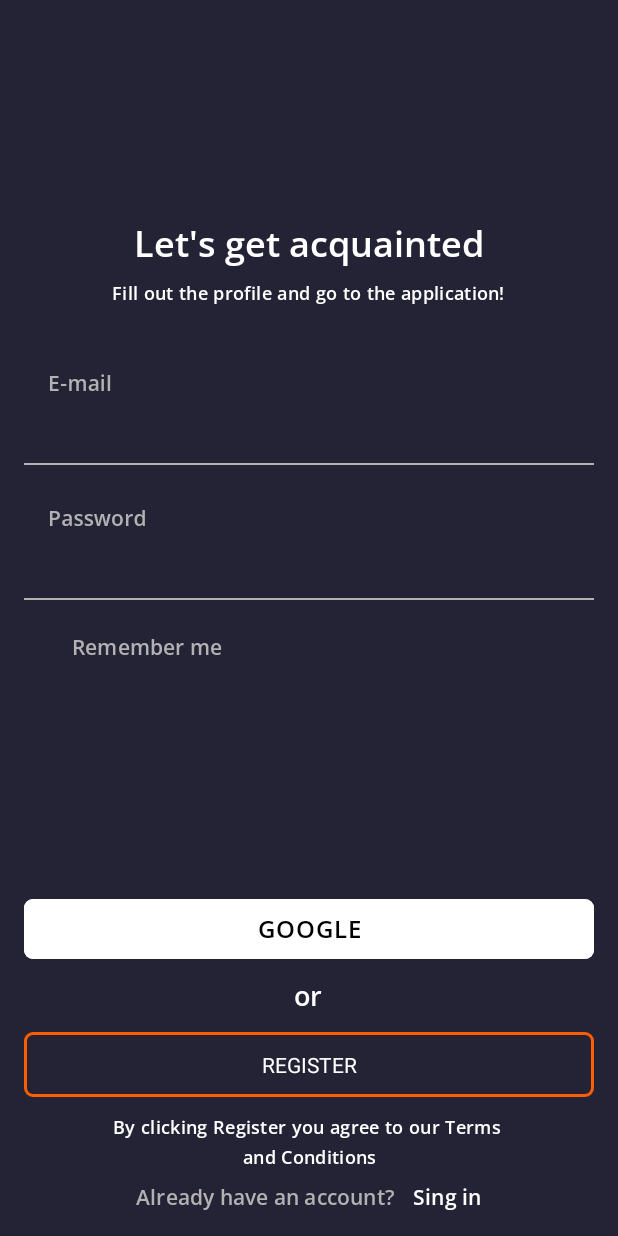
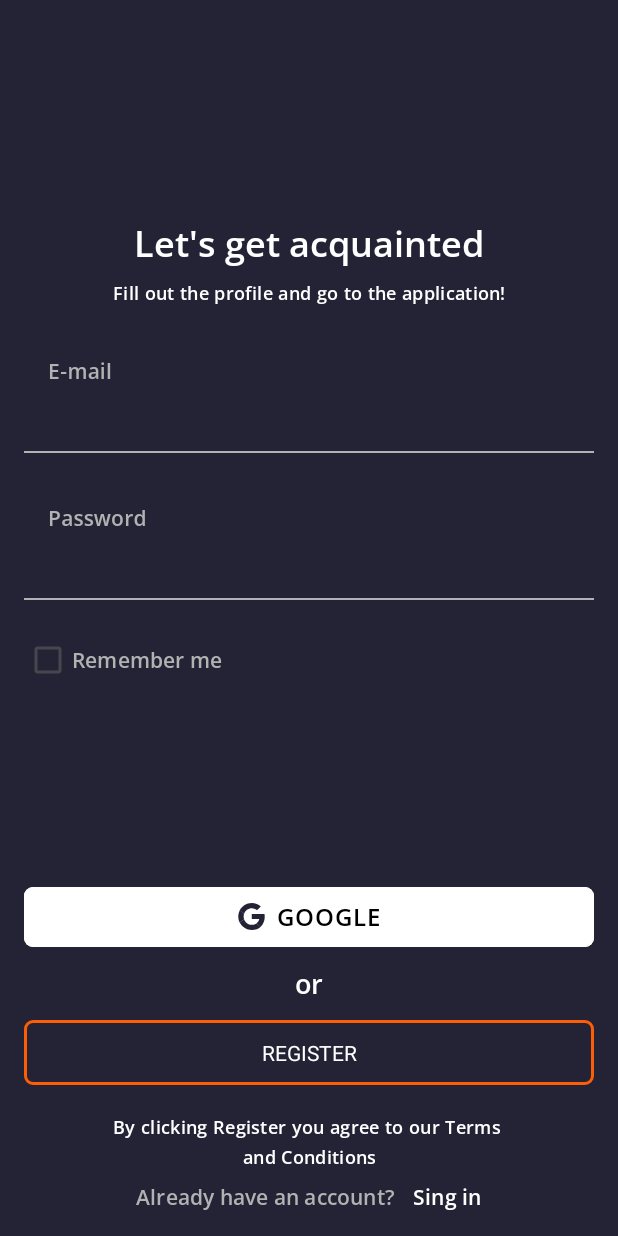
Before and after one commit to Pl-Alex/Assignment1_Shpp, an Android app: the screen it shows after launch (AuthActivity), on a phone screen of 412 x 824 dp. Run offline under Robolectric (Android 15) with nearby library versions, the phone set to English and light mode, and no system bars.

Commit message:
- Migration of layouts to constraintlayout - Some activities refactoring - Added icon to google button_register

```diff
--- a/app/src/main/res/layout/auth_activity.xml
+++ b/app/src/main/res/layout/auth_activity.xml
@@ -1,76 +1,90 @@
 <?xml version="1.0" encoding="utf-8"?>
-<RelativeLayout xmlns:android="http://schemas.android.com/apk/res/android"
+<androidx.constraintlayout.widget.ConstraintLayout xmlns:android="http://schemas.android.com/apk/res/android"
     xmlns:app="http://schemas.android.com/apk/res-auto"
-    xmlns:tools="http://schemas.android.com/tools"
     android:layout_width="match_parent"
     android:layout_height="match_parent"
     android:background="?attr/colorPrimary">
 
-    <RelativeLayout
-        android:id="@+id/group_labels"
-        android:layout_width="match_parent"
+    <androidx.constraintlayout.widget.Guideline
+        android:id="@+id/topGuideline"
+        android:layout_width="wrap_content"
         android:layout_height="wrap_content"
-        android:layout_marginHorizontal="@dimen/auth_primary_margin"
-        android:layout_marginTop="145dp">
+        android:orientation="horizontal"
+        app:layout_constraintGuide_begin="@dimen/auth_layout_margin" />
+
+    <androidx.constraintlayout.widget.Guideline
+        android:id="@+id/bottomGuideline"
+        android:layout_width="wrap_content"
+        android:layout_height="wrap_content"
+        android:orientation="horizontal"
+        app:layout_constraintGuide_end="@dimen/auth_layout_margin" />
+
+    <androidx.constraintlayout.widget.Guideline
+        android:id="@+id/leftGuideline"
+        android:layout_width="wrap_content"
+        android:layout_height="wrap_content"
+        android:orientation="vertical"
+        app:layout_constraintGuide_begin="@dimen/auth_layout_margin" />
+
+    <androidx.constraintlayout.widget.Guideline
+        android:id="@+id/rightGuideline"
+        android:layout_width="wrap_content"
+        android:layout_height="wrap_content"
+        android:orientation="vertical"
+        app:layout_constraintGuide_end="@dimen/auth_layout_margin" />
 
     <TextView
         android:id="@+id/textView_label1"
         android:layout_width="wrap_content"
         android:layout_height="wrap_content"
-            android:layout_centerHorizontal="true"
-            android:layout_marginBottom="@dimen/auth_secondary_margin"
+        android:layout_marginTop="@dimen/auth_label1_top_margin"
         android:text="@string/auth_activity_lets_get_acquainted"
-
         android:textAppearance="?attr/textAppearanceHeadlineMedium"
-            android:textColor="?attr/colorOnPrimary" />
+        android:textColor="?attr/colorOnPrimary"
+        app:layout_constraintEnd_toEndOf="parent"
+        app:layout_constraintStart_toStartOf="parent"
+        app:layout_constraintTop_toTopOf="parent" />
 
     <TextView
-            android:id="@+id/textView_tip1"
+        android:id="@+id/textView_label2"
         android:layout_width="wrap_content"
         android:layout_height="wrap_content"
-            android:layout_below="@id/textView_label1"
-            android:layout_centerHorizontal="true"
+        android:layout_marginTop="@dimen/auth_label2_top_margin"
         android:text="@string/auth_activity_fill_out_the_profile_tip"
-
         android:textAppearance="?attr/textAppearanceBodyMedium"
-            android:textColor="?attr/colorOnPrimary" />
-    </RelativeLayout>
-
-    <RelativeLayout
-
-        android:id="@+id/group_inputs"
-        android:layout_width="match_parent"
-        android:layout_height="wrap_content"
-        android:layout_below="@id/group_labels"
-        android:layout_margin="@dimen/auth_primary_margin"
-        android:layout_marginTop="@dimen/auth_tertiary_margin">
-
+        android:textColor="?attr/colorOnPrimary"
+        app:layout_constraintEnd_toEndOf="@id/textView_label1"
+        app:layout_constraintStart_toStartOf="@id/textView_label1"
+        app:layout_constraintTop_toBottomOf="@id/textView_label1" />
 
     <com.google.android.material.textfield.TextInputLayout
         android:id="@+id/inputLayout_email"
         style="?attr/textInputFilledStyle"
-            android:layout_width="match_parent"
+        android:layout_width="0dp"
         android:layout_height="wrap_content"
+        android:layout_marginTop="@dimen/auth_inputLayout_email_top_margin"
         android:hint="@string/auth_activity_email"
         android:inputType="textEmailAddress"
 
         android:textColorHint="?attr/colorOutline"
         app:boxBackgroundColor="?attr/colorPrimary"
         app:boxStrokeColor="?attr/colorOutline"
-
         app:boxStrokeWidthFocused="1dp"
 
         app:errorIconDrawable="@null"
         app:expandedHintEnabled="false"
         app:hintAnimationEnabled="false"
         app:hintTextAppearance="?attr/textAppearanceLabelSmall"
-            app:hintTextColor="?attr/colorOutline">
+        app:hintTextColor="?attr/colorOutline"
+
+        app:layout_constraintEnd_toEndOf="@id/rightGuideline"
+        app:layout_constraintStart_toStartOf="@id/leftGuideline"
+        app:layout_constraintTop_toBottomOf="@id/textView_label2">
 
         <com.google.android.material.textfield.TextInputEditText
             android:id="@+id/inputEditText_email"
             android:layout_width="match_parent"
-                android:layout_height="wrap_content"
-                android:layout_marginTop="@dimen/auth_primary_margin"
+            android:layout_height="match_parent"
             android:lines="1"
             android:paddingTop="@dimen/auth_editText_padding"
             android:textAppearance="?attr/textAppearanceLabelLarge"
@@ -81,9 +95,9 @@
     <com.google.android.material.textfield.TextInputLayout
         android:id="@+id/inputLayout_password"
         style="?attr/textInputFilledStyle"
-            android:layout_width="match_parent"
+        android:layout_width="0dp"
         android:layout_height="wrap_content"
-            android:layout_below="@id/inputLayout_email"
+        android:layout_marginTop="@dimen/auth_inputLayout_password_top_margin"
         android:hint="@string/auth_activity_password"
 
         android:inputType="textPassword"
@@ -98,13 +112,16 @@
         app:expandedHintEnabled="false"
         app:hintAnimationEnabled="false"
         app:hintTextAppearance="?attr/textAppearanceLabelSmall"
-            app:hintTextColor="?attr/colorOutline">
+        app:hintTextColor="?attr/colorOutline"
+
+        app:layout_constraintEnd_toEndOf="@id/rightGuideline"
+        app:layout_constraintStart_toStartOf="@id/leftGuideline"
+        app:layout_constraintTop_toBottomOf="@id/inputLayout_email">
 
         <com.google.android.material.textfield.TextInputEditText
             android:id="@+id/inputEditText_password"
             android:layout_width="match_parent"
-                android:layout_height="wrap_content"
-                android:layout_marginTop="@dimen/auth_primary_margin"
+            android:layout_height="match_parent"
             android:lines="1"
             android:paddingTop="@dimen/auth_editText_padding"
             android:textAppearance="?attr/textAppearanceLabelLarge"
@@ -114,80 +131,77 @@
 
     <com.google.android.material.checkbox.MaterialCheckBox
         android:id="@+id/checkBox_remember"
-            style="@style/Widget.App.CheckBox"
         android:layout_width="wrap_content"
+        app:buttonIconTint="?attr/colorOnPrimary"
         android:layout_height="wrap_content"
-            android:layout_below="@id/inputLayout_password"
-            android:layout_marginTop="7dp"
+        android:layout_marginTop="@dimen/auth_checkBox_remember_top_margin"
+        android:includeFontPadding="false"
         android:text="@string/auth_activity_remember_me"
         android:textAppearance="?attr/textAppearanceLabelSmall"
-            android:textColor="?attr/colorOutline" />
-
-    </RelativeLayout>
-
-
-    <RelativeLayout
-        android:id="@+id/group_bottomViews"
-        android:layout_width="match_parent"
-        android:layout_height="wrap_content"
-        android:layout_alignParentBottom="true"
-        android:layout_marginHorizontal="@dimen/auth_primary_margin"
-        android:layout_marginBottom="@dimen/my_profile_primary_margin">
+        android:textColor="?attr/colorOutline"
+        app:layout_constraintStart_toStartOf="@id/leftGuideline"
+        app:layout_constraintTop_toBottomOf="@id/inputLayout_password" />
 
     <com.google.android.material.button.MaterialButton
         android:id="@+id/button_singInGoogle"
-            android:layout_width="match_parent"
+        android:layout_width="0dp"
         android:layout_height="wrap_content"
+        android:layout_marginBottom="@dimen/auth_button_google_bottom_margin"
         android:backgroundTint="@color/white"
         android:text="@string/auth_activity_google"
         android:textAllCaps="true"
         android:textAppearance="?attr/textAppearanceLabelMedium"
         android:textColor="@color/black"
-            app:cornerRadius="6dp" />
+        app:cornerRadius="6dp"
+        app:icon="@drawable/logo_google"
+        app:iconGravity="textStart"
+        app:iconTint="?attr/colorPrimary"
+        app:layout_constraintBottom_toTopOf="@id/textView_orLabel"
+        app:layout_constraintEnd_toEndOf="@id/rightGuideline"
+        app:layout_constraintStart_toStartOf="@id/leftGuideline" />
 
     <TextView
         android:id="@+id/textView_orLabel"
         android:layout_width="wrap_content"
         android:layout_height="wrap_content"
-            android:layout_below="@id/button_singInGoogle"
         android:layout_centerHorizontal="true"
-            android:layout_marginVertical="@dimen/auth_secondary_margin"
+        android:layout_marginTop="@dimen/auth_orLabel_top_margin"
+        android:layout_marginBottom="@dimen/auth_textView_orLabel_bottom_margin"
         android:text="@string/auth_activity_or"
         android:textAppearance="?attr/textAppearanceLabelLarge"
-            android:textColor="?attr/colorOnPrimary" />
+        android:textColor="?attr/colorOnPrimary"
+        app:layout_constraintBottom_toTopOf="@id/button_register"
+        app:layout_constraintEnd_toEndOf="@id/inputLayout_email"
+        app:layout_constraintStart_toStartOf="@id/inputLayout_email" />
 
     <com.google.android.material.button.MaterialButton
         android:id="@+id/button_register"
         style="@style/Assignment1.BorderedButton"
-            android:layout_width="match_parent"
+        android:layout_width="0dp"
         android:layout_height="wrap_content"
-            android:layout_below="@id/textView_orLabel"
+        android:layout_marginBottom="@dimen/auth_button_register_bottom_margin"
         android:paddingVertical="12dp"
         android:text="@string/auth_activity_register"
         android:textAllCaps="true"
         android:textColor="?attr/colorOnPrimary"
+        app:layout_constraintBottom_toTopOf="@id/textView_termsAndConditions"
+        app:layout_constraintEnd_toEndOf="@id/rightGuideline"
+        app:layout_constraintStart_toStartOf="@id/leftGuideline"
         app:strokeColor="?attr/colorSecondary" />
 
     <TextView
         android:id="@+id/textView_termsAndConditions"
-            android:layout_width="match_parent"
+        android:layout_width="wrap_content"
         android:layout_height="wrap_content"
-            android:layout_below="@id/button_register"
         android:layout_centerHorizontal="true"
-            android:layout_marginVertical="@dimen/auth_secondary_margin"
+        android:layout_marginBottom="@dimen/auth_textView_termsAndConditions_bottom_margin"
         android:gravity="center_horizontal"
         android:text="@string/auth_activity_terms_and_conditions"
         android:textAppearance="?attr/textAppearanceBodyMedium"
-            android:textColor="?attr/colorOnPrimary" />
-
-
-        <LinearLayout
-            android:id="@+id/group_haveAccount"
-            android:layout_width="wrap_content"
-            android:layout_height="wrap_content"
-            android:layout_below="@+id/textView_termsAndConditions"
-            android:layout_centerHorizontal="true"
-            android:orientation="horizontal">
+        android:textColor="?attr/colorOnPrimary"
+        app:layout_constraintBottom_toTopOf="@id/textView_haveAccount"
+        app:layout_constraintEnd_toEndOf="@id/button_singInGoogle"
+        app:layout_constraintStart_toStartOf="@id/button_singInGoogle" />
 
     <TextView
         android:id="@+id/textView_haveAccount"
@@ -195,16 +209,21 @@
         android:layout_height="wrap_content"
         android:text="@string/auth_activity_already_have_an_account"
         android:textAppearance="?attr/textAppearanceLabelSmall"
-                android:textColor="?attr/colorOutline" />
+        android:textColor="?attr/colorOutline"
+        app:layout_constraintBottom_toBottomOf="@id/bottomGuideline"
+        app:layout_constraintEnd_toStartOf="@id/textView_SingIn"
+        app:layout_constraintHorizontal_chainStyle="packed"
+        app:layout_constraintStart_toStartOf="parent" />
 
     <TextView
         android:id="@+id/textView_SingIn"
         android:layout_width="wrap_content"
         android:layout_height="wrap_content"
-                android:layout_marginStart="12dp"
+        android:layout_marginStart="@dimen/auth_textView_SingIn_start_margin"
         android:text="@string/auth_activity_sing_in"
         android:textAppearance="?attr/textAppearanceLabelSmall"
-                android:textColor="?attr/colorOnPrimary" />
-        </LinearLayout>
-    </RelativeLayout>
-</RelativeLayout>
+        android:textColor="?attr/colorOnPrimary"
+        app:layout_constraintEnd_toEndOf="parent"
+        app:layout_constraintStart_toEndOf="@id/textView_haveAccount"
+        app:layout_constraintTop_toTopOf="@id/textView_haveAccount" />
+</androidx.constraintlayout.widget.ConstraintLayout>
--- a/app/src/main/res/values/dimens.xml
+++ b/app/src/main/res/values/dimens.xml
@@ -3,15 +3,31 @@
     <dimen name="my_profile_upper_bar_margin">17dp</dimen>
     <dimen name="my_profile_primary_margin">16dp</dimen>
     <dimen name="my_profile_secondary_margin">8dp</dimen>
-    <dimen name="my_profile_picture_bottom_margin">24dp</dimen>
+    <dimen name="my_profile_textView_nameSurname_top_margin">24dp</dimen>
     <dimen name="my_profile_picture_size">113dp</dimen>
     <dimen name="my_profile_logo_group_bottom_margin">95dp</dimen>
 
-    <dimen name="auth_primary_margin">16dp</dimen>
-    <dimen name="auth_secondary_margin">8dp</dimen>
-    <dimen name="auth_tertiary_margin">24dp</dimen>
     <dimen name="auth_editText_padding">39dp</dimen>
+    <dimen name="auth_label1_top_margin">145dp</dimen>
+    <dimen name="auth_label2_top_margin">8dp</dimen>
+    <dimen name="auth_inputLayout_email_top_margin">24dp</dimen>
+    <dimen name="auth_inputLayout_password_top_margin">24dp</dimen>
+    <dimen name="auth_checkBox_remember_top_margin">16dp</dimen>
+    <dimen name="auth_horizontal_margin">16dp</dimen>
+    <dimen name="auth_orLabel_top_margin">8dp</dimen>
+    <dimen name="auth_button_register_top_margin">8dp</dimen>
+    <dimen name="auth_button_google_bottom_margin">8dp</dimen>
+    <dimen name="auth_textView_orLabel_bottom_margin">8dp</dimen>
+    <dimen name="auth_button_register_bottom_margin">16dp</dimen>
+    <dimen name="auth_textView_termsAndConditions_bottom_margin">8dp</dimen>
+    <dimen name="auth_textView_SingIn_start_margin">12dp</dimen>
+    <dimen name="auth_layout_margin">16dp</dimen>
 
-
-
+    <dimen name="my_profile_layout_margin">16dp</dimen>
+    <dimen name="my_profile_cardView_profileImageContainer_top_margin">15dp</dimen>
+    <dimen name="my_profile_textView_career_top_margin">8dp</dimen>
+    <dimen name="my_profile_textView_address_top_margin">16dp</dimen>
+    <dimen name="my_profile_button_editProfile_bottom_margin16dp">16dp</dimen>
+    <dimen name="my_profile_textView_settingsTip_bottom_margin">16dp</dimen>
+    <dimen name="my_profile_imageView_socialLogo1_bottom_margin">95dp</dimen>
 </resources>
--- a/app/src/main/res/values/styles.xml
+++ b/app/src/main/res/values/styles.xml
@@ -19,10 +19,6 @@
         <item name="backgroundTint">@android:color/transparent</item>
     </style>
 
-    <style name="Widget.App.CheckBox" parent="Widget.Material3.CompoundButton.CheckBox">
-        <item name="buttonTint">@color/button_tint</item>
-        <item name="buttonIconTint">@color/button_icon_tint</item>
-    </style>
 
     <style name="TextInputLayoutStyle" parent="Widget.MaterialComponents.TextInputLayout.FilledBox">
         <item name="boxStrokeColor">#fff</item>
--- a/app/src/main/res/values/themes.xml
+++ b/app/src/main/res/values/themes.xml
@@ -9,20 +9,19 @@
         <item name="colorOnPrimary">@color/white</item>
         <item name="colorOnSecondary">@color/white</item>
         <item name="colorOnBackground">@color/blue</item>
+        <item name="colorOnSurface">@color/white</item>
         <item name="colorError">@color/red</item>
+        <item name="colorOutline">@color/light_gray_1</item>
         <item name="android:textColorHint">@color/orange</item>
 
-        <item name="colorOutline">@color/light_gray_1</item>
-
-        <item name="textAppearanceHeadlineMedium">@style/TextAppearance.Assignment1.HeadlineMedium</item>
+        <item name="textAppearanceHeadlineMedium">@style/TextAppearance.Assignment1.HeadlineMedium
+        </item>
         <item name="textAppearanceLabelLarge">@style/TextAppearance.Assignment1.LabelLarge</item>
         <item name="textAppearanceLabelMedium">@style/TextAppearance.Assignment1.LabelMedium</item>
         <item name="textAppearanceLabelSmall">@style/TextAppearance.Assignment1.LabelSmall</item>
         <item name="textAppearanceBodyMedium">@style/TextAppearance.Assignment1.BodyMedium</item>
 
-
         <item name="textInputFilledStyle">@style/TextInputLayoutStyle</item>
-
     </style>
 
     <style name="Theme.Assignment1" parent="Base.Theme.Assignment1" />
```
Also changed, not shown: app/src/main/res/layout/my_profile_activity.xml (+90 -71 lines). Lines whose indentation alone changed are shown as unchanged.
